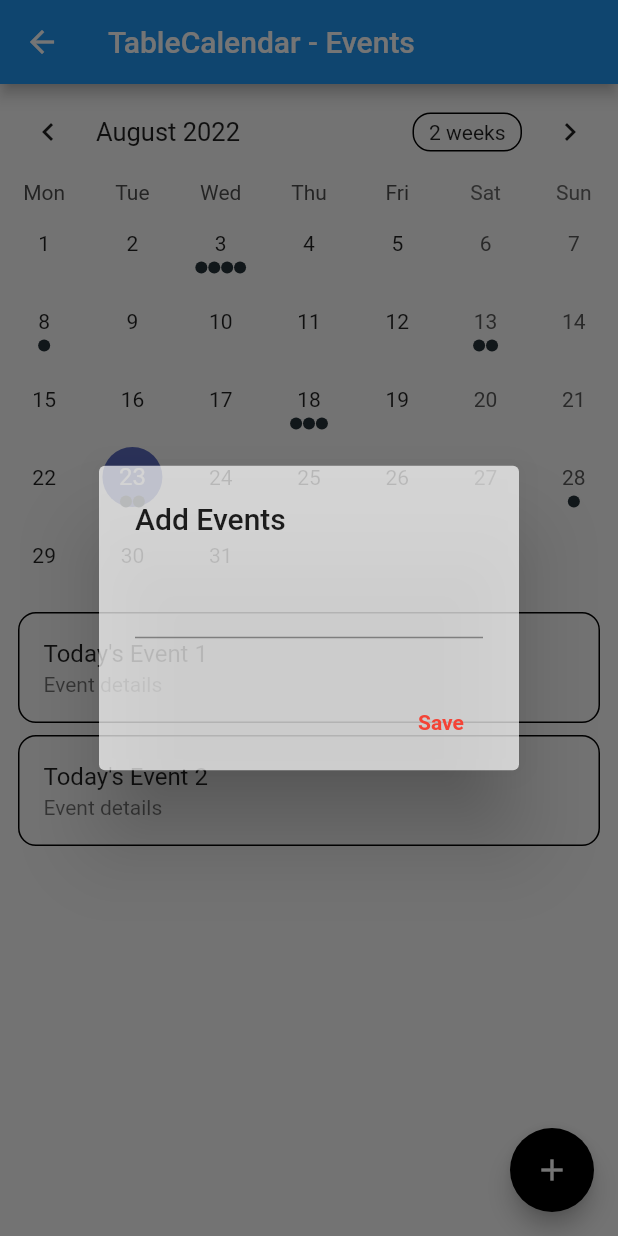
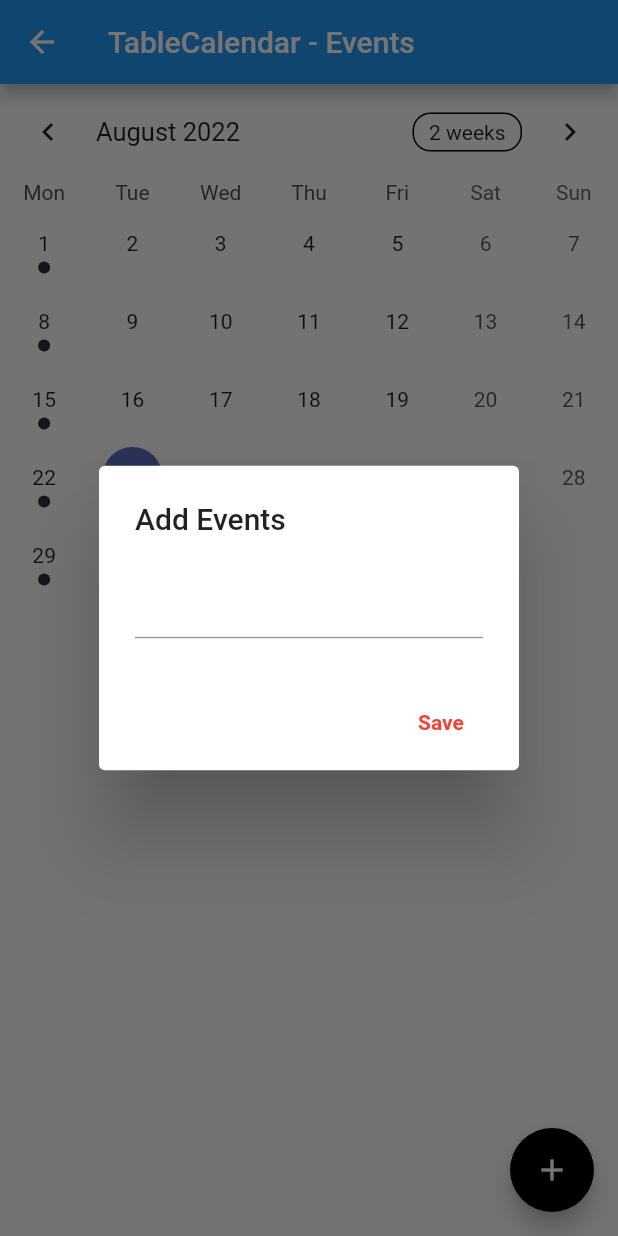
Before and after one commit to DanielCanada/thesisNiManghod, a Flutter app: the TableEventsExample screen opened directly, after a tap on the "add" icon, on a phone screen of 412 x 824 dp. Run offline on Flutter 3.47's test engine with Material 2 defaults, Android fonts, the light colour scheme and no system bars; drawn by our look-alikes of table_calendar; our stand-ins replace cloud_firestore, firebase_auth, firebase_core, google_fonts, lottie, shared_preferences and 1 more; missing offline and left inert: day_picker, flutter_advanced_calendar; accounts and stored records are empty.

```diff
--- a/pill_case_timer_app/lib/pages/calendar/calendar_example.dart
+++ b/pill_case_timer_app/lib/pages/calendar/calendar_example.dart
@@ -7,6 +7,8 @@ import 'package:table_calendar/table_calendar.dart';
 import '../../utils.dart';
 
 class TableEventsExample extends StatefulWidget {
+  const TableEventsExample({Key? key}) : super(key: key);
+
   @override
   _TableEventsExampleState createState() => _TableEventsExampleState();
 }
@@ -43,8 +45,11 @@ class _TableEventsExampleState extends State<TableEventsExample> {
   }
 
   List<Event> _getEventsForDay(DateTime day) {
-    // Implementation example
-    return kEvents[day] ?? [];
+    if (day.weekday == DateTime.monday) {
+      return [Event('Cyclic event')];
+    }
+
+    return [];
   }
 
   List<Event> _getEventsForRange(DateTime start, DateTime end) {
@@ -94,7 +99,7 @@ class _TableEventsExampleState extends State<TableEventsExample> {
     await showDialog(
         context: context,
         builder: (context) => AlertDialog(
-              backgroundColor: Colors.white70,
+              backgroundColor: Colors.white,
               title: Text("Add Events"),
               content: TextField(
                 controller: _eventController,
@@ -143,9 +148,7 @@ class _TableEventsExampleState extends State<TableEventsExample> {
             rangeSelectionMode: _rangeSelectionMode,
             eventLoader: _getEventsForDay,
             startingDayOfWeek: StartingDayOfWeek.monday,
-            calendarStyle: CalendarStyle(
-              // Use `CalendarStyle` to customize the UI
-
+            calendarStyle: const CalendarStyle(
               outsideDaysVisible: false,
             ),
             onDaySelected: _onDaySelected,
@@ -161,25 +164,6 @@ class _TableEventsExampleState extends State<TableEventsExample> {
               _focusedDay = focusedDay;
             },
           ),
-          ..._selectedEvents2.map((event) => Padding(
-                padding: const EdgeInsets.all(8.0),
-                child: Container(
-                  height: MediaQuery.of(context).size.height / 20,
-                  width: MediaQuery.of(context).size.width / 2,
-                  decoration: BoxDecoration(
-                      borderRadius: BorderRadius.circular(30),
-                      color: Colors.white,
-                      border: Border.all(color: Colors.grey)),
-                  child: Center(
-                      child: Text(
-                    event,
-                    style: TextStyle(
-                        color: Colors.blue,
-                        fontWeight: FontWeight.bold,
-                        fontSize: 16),
-                  )),
-                ),
-              )),
           const SizedBox(height: 8.0),
           Expanded(
             child: ValueListenableBuilder<List<Event>>(
--- a/pill_case_timer_app/lib/utils.dart
+++ b/pill_case_timer_app/lib/utils.dart
@@ -21,18 +21,12 @@ class Event {
 final kEvents = LinkedHashMap<DateTime, List<Event>>(
   equals: isSameDay,
   hashCode: getHashCode,
-)..addAll(_kEventSource);
+);
 
-final _kEventSource = Map.fromIterable(List.generate(50, (index) => index),
-    key: (item) => DateTime.utc(kFirstDay.year, kFirstDay.month, item * 5),
-    value: (item) => List.generate(
-        item % 4 + 1, (index) => Event('Event $item | ${index + 1}')))
-  ..addAll({
-    kToday: [
-      Event('Today\'s Event 1'),
-      Event('Today\'s Event 2'),
-    ],
-  });
+// final _kEventSource = Map.fromIterable(List.generate(20, (index) => index),
+//     key: (item) => DateTime.utc(kFirstDay.year, kFirstDay.month, item * 5),
+//     value: (item) => List.generate(
+//         item % 4 + 1, (index) => Event('Event $item | ${index + 1}')));
 
 int getHashCode(DateTime key) {
   return key.day * 1000000 + key.month * 10000 + key.year;
@@ -48,5 +42,5 @@ List<DateTime> daysInRange(DateTime first, DateTime last) {
 }
 
 final kToday = DateTime.now();
-final kFirstDay = DateTime(kToday.year, kToday.month - 3, kToday.day);
+final kFirstDay = DateTime(kToday.year, kToday.month - 2, kToday.day);
 final kLastDay = DateTime(kToday.year, kToday.month + 3, kToday.day);
```
